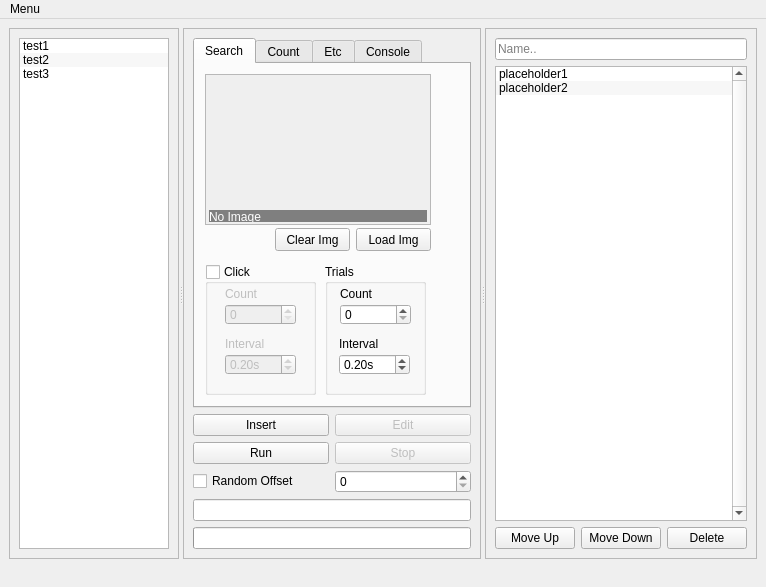
jupiterbjy/python-macro-practice, file Qt_UI/pymacro.ui: the form before one commit.
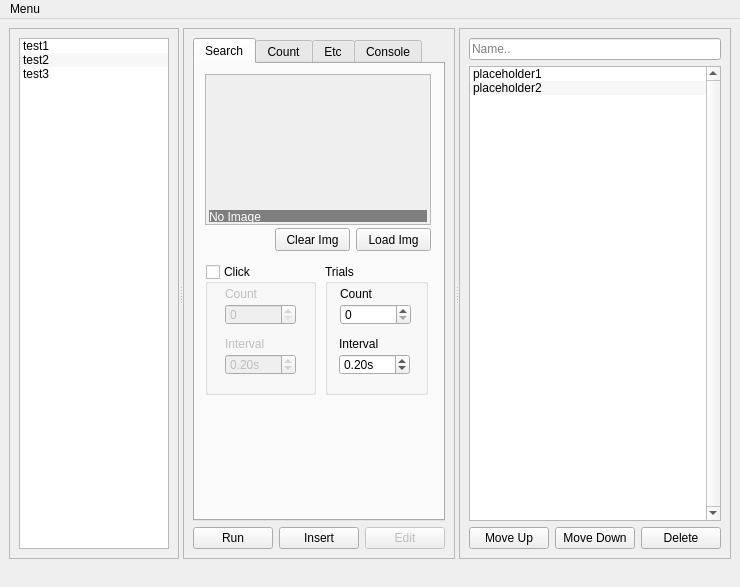
The form after the commit. The open tabs and pages were chosen to show the change.

Commit message: Preparing for separated UI for running sequence.

Patch:
```diff
--- a/Qt_UI/pymacro.ui
+++ b/Qt_UI/pymacro.ui
@@ -33,7 +33,7 @@
   </property>
   <widget class="QWidget" name="centralwidget">
    <layout class="QGridLayout" name="gridLayout_4">
-    <item row="0" column="0">
+    <item row="1" column="0">
      <widget class="QSplitter" name="splitter">
       <property name="sizePolicy">
        <sizepolicy hsizetype="Fixed" vsizetype="Expanding">
@@ -141,107 +141,6 @@
         <enum>QFrame::Raised</enum>
        </property>
        <layout class="QGridLayout" name="gridLayout_3">
-        <item row="3" column="0">
-         <widget class="QProgressBar" name="waitProgressBar">
-          <property name="enabled">
-           <bool>true</bool>
-          </property>
-          <property name="autoFillBackground">
-           <bool>false</bool>
-          </property>
-          <property name="value">
-           <number>0</number>
-          </property>
-          <property name="textVisible">
-           <bool>false</bool>
-          </property>
-          <property name="invertedAppearance">
-           <bool>false</bool>
-          </property>
-         </widget>
-        </item>
-        <item row="2" column="0">
-         <widget class="QLineEdit" name="runLine">
-          <property name="enabled">
-           <bool>true</bool>
-          </property>
-          <property name="readOnly">
-           <bool>true</bool>
-          </property>
-         </widget>
-        </item>
-        <item row="1" column="0">
-         <layout class="QGridLayout" name="gridLayout_5">
-          <item row="0" column="1">
-           <widget class="QPushButton" name="editButton">
-            <property name="enabled">
-             <bool>false</bool>
-            </property>
-            <property name="sizePolicy">
-             <sizepolicy hsizetype="Preferred" vsizetype="Fixed">
-              <horstretch>0</horstretch>
-              <verstretch>0</verstretch>
-             </sizepolicy>
-            </property>
-            <property name="text">
-             <string>Edit</string>
-            </property>
-           </widget>
-          </item>
-          <item row="0" column="0">
-           <widget class="QPushButton" name="insertButton">
-            <property name="sizePolicy">
-             <sizepolicy hsizetype="Preferred" vsizetype="Fixed">
-              <horstretch>0</horstretch>
-              <verstretch>0</verstretch>
-             </sizepolicy>
-            </property>
-            <property name="text">
-             <string>Insert</string>
-            </property>
-           </widget>
-          </item>
-          <item row="3" column="0">
-           <widget class="QPushButton" name="runButton">
-            <property name="sizePolicy">
-             <sizepolicy hsizetype="Preferred" vsizetype="Fixed">
-              <horstretch>0</horstretch>
-              <verstretch>0</verstretch>
-             </sizepolicy>
-            </property>
-            <property name="text">
-             <string>Run</string>
-            </property>
-           </widget>
-          </item>
-          <item row="3" column="1">
-           <widget class="QPushButton" name="StopButton">
-            <property name="enabled">
-             <bool>false</bool>
-            </property>
-            <property name="sizePolicy">
-             <sizepolicy hsizetype="Preferred" vsizetype="Fixed">
-              <horstretch>0</horstretch>
-              <verstretch>0</verstretch>
-             </sizepolicy>
-            </property>
-            <property name="text">
-             <string>Stop</string>
-            </property>
-           </widget>
-          </item>
-          <item row="4" column="0">
-           <widget class="QCheckBox" name="randOffsetCheck">
-            <property name="text">
-             <string>Random Offset</string>
-            </property>
-           </widget>
-          </item>
-          <item row="4" column="1">
-           <widget class="QSpinBox" name="randOffsetSpin"/>
-          </item>
-         </layout>
-        </item>
         <item row="0" column="0">
          <widget class="QTabWidget" name="tabWidget">
           <property name="sizePolicy">
@@ -252,10 +151,16 @@
           </property>
           <property name="minimumSize">
            <size>
-            <width>251</width>
+            <width>0</width>
             <height>370</height>
            </size>
           </property>
+          <property name="maximumSize">
+           <size>
+            <width>252</width>
+            <height>16777215</height>
+           </size>
+          </property>
           <property name="currentIndex">
            <number>1</number>
           </property>
@@ -340,7 +245,7 @@
              <rect>
               <x>130</x>
               <y>200</y>
-              <width>101</width>
+              <width>103</width>
               <height>131</height>
              </rect>
             </property>
@@ -816,6 +721,52 @@
           </widget>
          </widget>
         </item>
+        <item row="1" column="0">
+         <layout class="QHBoxLayout" name="horizontalLayout">
+          <item>
+           <widget class="QPushButton" name="runButton">
+            <property name="sizePolicy">
+             <sizepolicy hsizetype="Preferred" vsizetype="Fixed">
+              <horstretch>0</horstretch>
+              <verstretch>0</verstretch>
+             </sizepolicy>
+            </property>
+            <property name="text">
+             <string>Run</string>
+            </property>
+           </widget>
+          </item>
+          <item>
+           <widget class="QPushButton" name="insertButton">
+            <property name="sizePolicy">
+             <sizepolicy hsizetype="Preferred" vsizetype="Fixed">
+              <horstretch>0</horstretch>
+              <verstretch>0</verstretch>
+             </sizepolicy>
+            </property>
+            <property name="text">
+             <string>Insert</string>
+            </property>
+           </widget>
+          </item>
+          <item>
+           <widget class="QPushButton" name="editButton">
+            <property name="enabled">
+             <bool>false</bool>
+            </property>
+            <property name="sizePolicy">
+             <sizepolicy hsizetype="Preferred" vsizetype="Fixed">
+              <horstretch>0</horstretch>
+              <verstretch>0</verstretch>
+             </sizepolicy>
+            </property>
+            <property name="text">
+             <string>Edit</string>
+            </property>
+           </widget>
+          </item>
+         </layout>
+        </item>
        </layout>
       </widget>
       <widget class="QFrame" name="frame">
@@ -832,6 +783,38 @@
         <enum>QFrame::Raised</enum>
        </property>
        <layout class="QGridLayout" name="gridLayout">
+        <item row="1" column="0" colspan="3">
+         <widget class="QListWidget" name="sequenceList">
+          <property name="verticalScrollBarPolicy">
+           <enum>Qt::ScrollBarAlwaysOn</enum>
+          </property>
+          <property name="horizontalScrollBarPolicy">
+           <enum>Qt::ScrollBarAlwaysOff</enum>
+          </property>
+          <property name="alternatingRowColors">
+           <bool>true</bool>
+          </property>
+          <property name="movement">
+           <enum>QListView::Static</enum>
+          </property>
+          <property name="viewMode">
+           <enum>QListView::ListMode</enum>
+          </property>
+          <property name="selectionRectVisible">
+           <bool>true</bool>
+          </property>
+          <item>
+           <property name="text">
+            <string>placeholder1</string>
+           </property>
+          </item>
+          <item>
+           <property name="text">
+            <string>placeholder2</string>
+           </property>
+          </item>
+         </widget>
+        </item>
         <item row="2" column="2">
          <widget class="QPushButton" name="delButton">
           <property name="text">
@@ -863,38 +846,6 @@
           </property>
          </widget>
         </item>
-        <item row="1" column="0" colspan="3">
-         <widget class="QListWidget" name="sequenceList">
-          <property name="verticalScrollBarPolicy">
-           <enum>Qt::ScrollBarAlwaysOn</enum>
-          </property>
-          <property name="horizontalScrollBarPolicy">
-           <enum>Qt::ScrollBarAlwaysOff</enum>
-          </property>
-          <property name="alternatingRowColors">
-           <bool>true</bool>
-          </property>
-          <property name="movement">
-           <enum>QListView::Static</enum>
-          </property>
-          <property name="viewMode">
-           <enum>QListView::ListMode</enum>
-          </property>
-          <property name="selectionRectVisible">
-           <bool>true</bool>
-          </property>
-          <item>
-           <property name="text">
-            <string>placeholder1</string>
-           </property>
-          </item>
-          <item>
-           <property name="text">
-            <string>placeholder2</string>
-           </property>
-          </item>
-         </widget>
-        </item>
        </layout>
       </widget>
      </widget>
```
Left out of the diff: 2 changed lines with no effect on the pictures. The commit also changes 5 other files.
